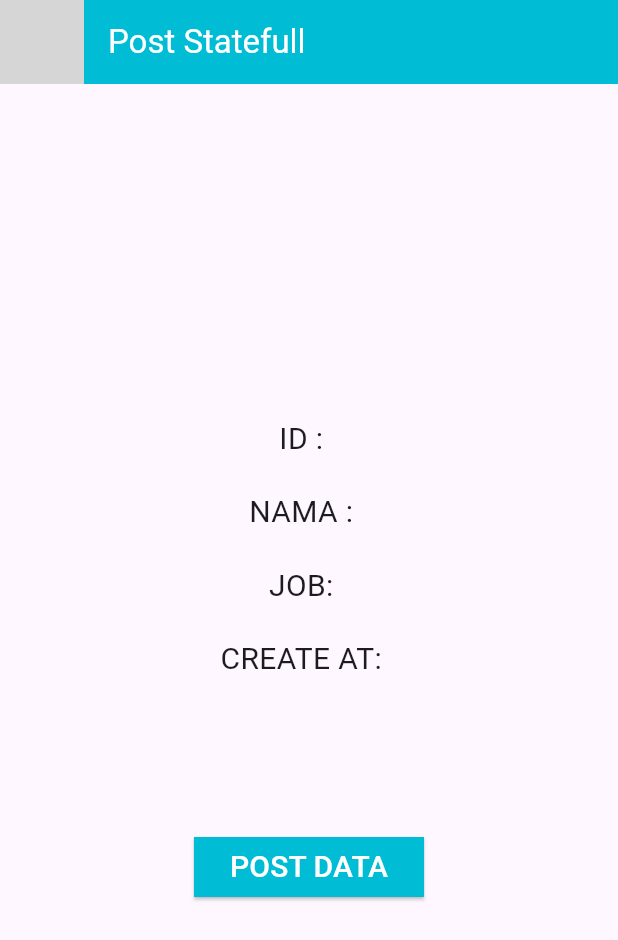
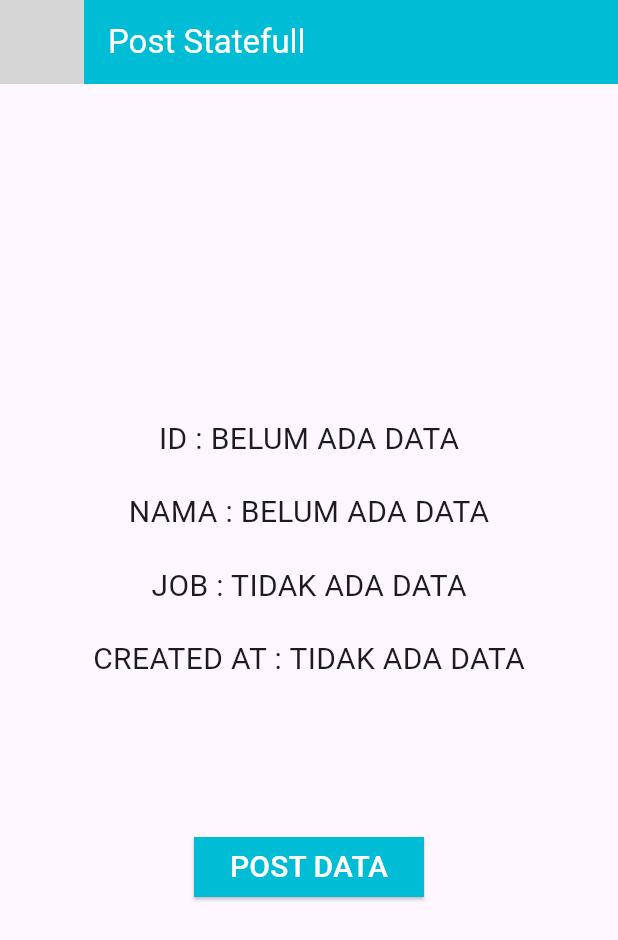
Before and after one commit to HANNN-YOLO/HTTP-Post, a Flutter app: the Full screen opened by its route, after a tap on "POST DATA", on a phone screen of 412 x 824 dp. Shown: the top 940 px of the screen. Run offline on Flutter 3.47's test engine with Material 3 defaults, Android fonts, the phone set to English and light mode, and no system bars; network calls fail; grey boxes are pictures that could not be loaded.

Commit message:
memperbaiki kesalahan http post

```diff
--- a/lib/main.dart
+++ b/lib/main.dart
@@ -1,4 +1,4 @@
-import 'package:flutter/cupertino.dart';
+// import 'package:flutter/cupertino.dart';
 import 'package:flutter/material.dart';
 import './models/http_providers.dart';
 import 'package:provider/provider.dart';
@@ -18,6 +18,7 @@ class Postapp extends StatelessWidget {
       child: MaterialApp(
         debugShowCheckedModeBanner: false,
         home: Less(),
+        // Full(),
         routes: {
           Less.nameroute: (ctx) => Less(),
           Full.nameroute: (ctx) => Full(),
--- a/lib/models/http_statefull.dart
+++ b/lib/models/http_statefull.dart
@@ -14,20 +14,39 @@ class HttpStatefull {
 
   static Future<HttpStatefull> Connectfull(String name, String job) async {
     var url = Uri.parse("https://reqres.in/api/users");
-    // Uri url = Uri.parse("https://reqres.in/api/users");
 
     var responstatefull = await http.post(
       url,
-      body: {"name": name, "job": job},
+      headers: {
+        'Content-Type': 'application/json',
+        'x-api-key': 'reqres-free-v1',
+      },
+      body: jsonEncode({"name": name, "job": job}),
     );
 
+    if (responstatefull.statusCode == 201) {
+      print('Succes: ${responstatefull.body}');
+    } else {
+      print('Error : ${responstatefull.body}');
+    }
+
+    // http.post(url, body: {"name": name, "job": job});
+
     var data = json.decode(responstatefull.body);
+    print("RESPONSE BODY: $data");
+
+    // return HttpStatefull(
+    //   id: data["id"] ?? "",
+    //   name: data["name"] ?? "",
+    //   job: data["job"] ?? "",
+    //   createdAt: data["createdAt"] ?? "",
+    // );
 
     return HttpStatefull(
-      id: data["id"],
-      name: data["name"],
-      job: data["job"],
-      createdAt: data["createdAt"],
+      id: data["id"] ?? "",
+      name: name,
+      job: job,
+      createdAt: data["createdAt"] ?? "",
     );
   }
 }
--- a/lib/screens/full.dart
+++ b/lib/screens/full.dart
@@ -9,12 +9,14 @@ class Full extends StatefulWidget {
 }
 
 class _LessState extends State<Full> {
-  static HttpStatefull data = HttpStatefull(
-    id: " ",
-    name: " ",
-    job: " ",
-    createdAt: " ",
-  );
+  // static HttpStatefull data = HttpStatefull(
+  //   id: " ",
+  //   name: " ",
+  //   job: " ",
+  //   createdAt: " ",
+  // );
+
+  HttpStatefull? data;
 
   @override
   Widget build(BuildContext context) {
@@ -44,35 +46,63 @@ class _LessState extends State<Full> {
           children: [
             FittedBox(
               alignment: Alignment.center,
-              child: Text(
-                (data.id == null) ? "ID : BELUM ADA DATA" : "ID : ${data.id}",
+              child:
+              // Text(
+              //   (data.id == null) ? "ID : BELUM ADA DATA" : "ID : ${data.id}",
+              //   style: TextStyle(fontSize: 20),
+              // ),
+              Text(
+                data == null || data!.id.isEmpty
+                    ? "ID : BELUM ADA DATA"
+                    : "ID : ${data!.id}",
                 style: TextStyle(fontSize: 20),
               ),
             ),
             SizedBox(height: 20),
             Container(
-              child: Text(
-                (data.name == null)
+              child:
+              // Text(
+              //   (data.name == null)
+              //       ? "NAMA : BELUM ADA DATA"
+              //       : "NAMA : ${data.name}",
+              //   style: TextStyle(fontSize: 20),
+              // ),
+              Text(
+                data == null || data!.name.isEmpty
                     ? "NAMA : BELUM ADA DATA"
-                    : "NAMA : ${data.name}",
+                    : "NAMA : ${data!.name}",
                 style: TextStyle(fontSize: 20),
               ),
             ),
             SizedBox(height: 20),
             FittedBox(
-              child: Text(
-                (data.job == null)
+              child:
+              // Text(
+              //   (data.job == null)
+              //       ? "JOB : TIDAK ADA DATA"
+              //       : "JOB: ${data.job}",
+              //   style: TextStyle(fontSize: 20),
+              // ),
+              Text(
+                data == null || data!.job.isEmpty
                     ? "JOB : TIDAK ADA DATA"
-                    : "JOB: ${data.job}",
+                    : "JOB : ${data!.job}",
                 style: TextStyle(fontSize: 20),
               ),
             ),
             SizedBox(height: 20),
             Container(
-              child: Text(
-                (data.createdAt == null)
+              child:
+              // Text(
+              //   (data.createdAt == null)
+              //       ? "CREATED AT : TIDAK ADA DATA"
+              //       : "CREATE AT: ${data.createdAt}",
+              //   style: TextStyle(fontSize: 20),
+              // ),
+              Text(
+                data == null || data!.createdAt.isEmpty
                     ? "CREATED AT : TIDAK ADA DATA"
-                    : "CREATE AT: ${data.createdAt}",
+                    : "CREATED AT : ${data!.createdAt}",
                 style: TextStyle(fontSize: 20),
               ),
             ),
@@ -83,13 +113,13 @@ class _LessState extends State<Full> {
                 shape: RoundedRectangleBorder(borderRadius: BorderRadius.zero),
               ),
               onPressed: () {
-                HttpStatefull.Connectfull("HANNN", "Solo Player ").then((
+                HttpStatefull.Connectfull("Manusia", "Solo Player ").then((
                   value,
                 ) {
+                  print(value.id);
                   setState(() {
                     data = value;
                   });
-                  print(value.job);
                 });
               },
               child: Text(
```
Also changed, not shown: lib/models/http_providers.dart (+15 -3 lines), lib/screens/less.dart (+16 -21 lines).
